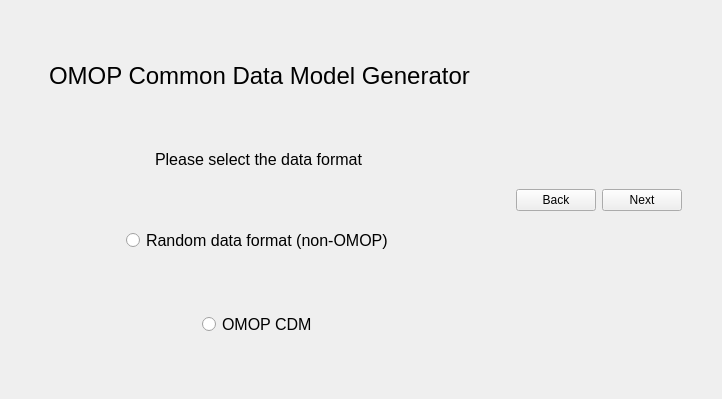
The window that GUI/ui_home.ui (ucaby28/OMOP-CDM-Generator) describes before a commit, drawn with Qt 5.
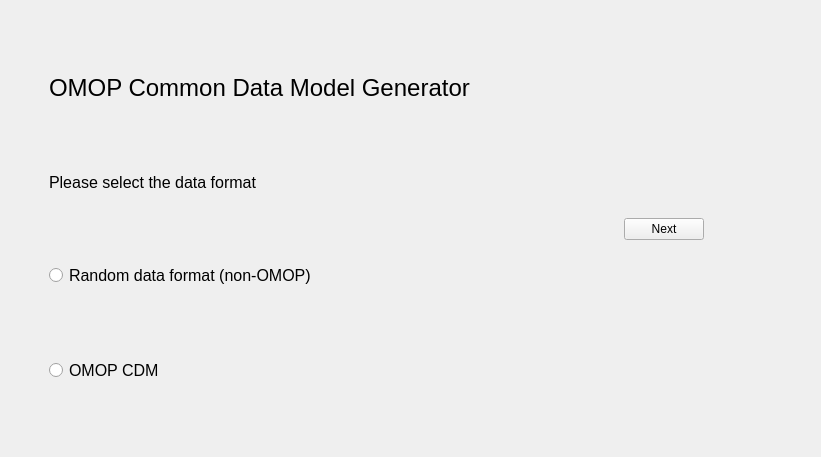
The same window after the commit.

```diff
--- a/GUI/ui_home.ui
+++ b/GUI/ui_home.ui
@@ -6,18 +6,18 @@
    <rect>
     <x>0</x>
     <y>0</y>
-    <width>722</width>
-    <height>399</height>
+    <width>821</width>
+    <height>457</height>
    </rect>
   </property>
   <property name="windowTitle">
    <string>MainWindow</string>
   </property>
   <widget class="QWidget" name="centralwidget">
-   <layout class="QFormLayout" name="formLayout">
+   <layout class="QFormLayout" name="formLayout_2">
     <item row="0" column="0">
-     <layout class="QVBoxLayout" name="verticalLayout">
-      <item>
+     <layout class="QFormLayout" name="formLayout">
+      <item row="0" column="0">
        <spacer name="verticalSpacer_5">
         <property name="orientation">
          <enum>Qt::Vertical</enum>
@@ -30,7 +30,7 @@
         </property>
        </spacer>
       </item>
-      <item>
+      <item row="1" column="0">
        <layout class="QHBoxLayout" name="horizontalLayout">
         <item>
          <spacer name="horizontalSpacer">
@@ -72,7 +72,7 @@
         </item>
        </layout>
       </item>
-      <item>
+      <item row="2" column="0">
        <spacer name="verticalSpacer">
         <property name="orientation">
          <enum>Qt::Vertical</enum>
@@ -85,7 +85,7 @@
         </property>
        </spacer>
       </item>
-      <item>
+      <item row="3" column="0">
        <layout class="QHBoxLayout" name="horizontalLayout_2">
         <item>
          <spacer name="horizontalSpacer_3">
@@ -127,7 +127,7 @@
         </item>
        </layout>
       </item>
-      <item>
+      <item row="4" column="0">
        <spacer name="verticalSpacer_2">
         <property name="orientation">
          <enum>Qt::Vertical</enum>
@@ -140,7 +140,7 @@
         </property>
        </spacer>
       </item>
-      <item>
+      <item row="5" column="0">
        <layout class="QHBoxLayout" name="horizontalLayout_3">
         <item>
          <spacer name="horizontalSpacer_5">
@@ -182,7 +182,7 @@
         </item>
        </layout>
       </item>
-      <item>
+      <item row="6" column="0">
        <spacer name="verticalSpacer_3">
         <property name="orientation">
          <enum>Qt::Vertical</enum>
@@ -195,7 +195,7 @@
         </property>
        </spacer>
       </item>
-      <item>
+      <item row="7" column="0">
        <layout class="QHBoxLayout" name="horizontalLayout_4">
         <item>
          <spacer name="horizontalSpacer_7">
@@ -237,7 +237,7 @@
         </item>
        </layout>
       </item>
-      <item>
+      <item row="8" column="0">
        <spacer name="verticalSpacer_4">
         <property name="orientation">
          <enum>Qt::Vertical</enum>
@@ -282,13 +282,6 @@
           </property>
          </spacer>
         </item>
-        <item>
-         <widget class="QPushButton" name="back_Button">
-          <property name="text">
-           <string>Back</string>
-          </property>
-         </widget>
-        </item>
         <item>
          <widget class="QPushButton" name="next_Button">
           <property name="text">
```
